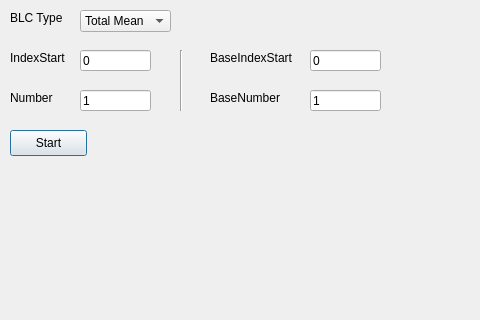
Qt form AlgorithmTest/DialogAPSBLC.ui (yixin1851/algorithm_HVS) before a commit; both pictures show x 0 to 480 and y 0 to 320 of the 629 by 466 pixel window.
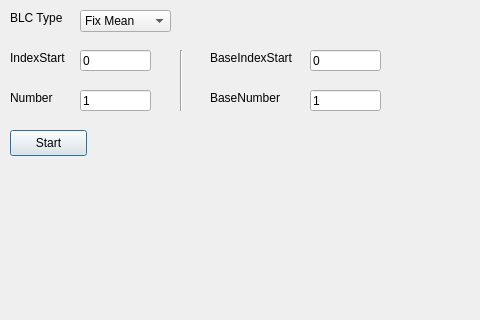
The same form after that commit.

Diff of the .ui file:
```diff
--- a/AlgorithmTest/DialogAPSBLC.ui
+++ b/AlgorithmTest/DialogAPSBLC.ui
@@ -103,6 +103,11 @@
      <height>22</height>
     </rect>
    </property>
+   <item>
+    <property name="text">
+     <string>Fix Mean</string>
+    </property>
+   </item>
    <item>
     <property name="text">
      <string>Total Mean</string>
```
